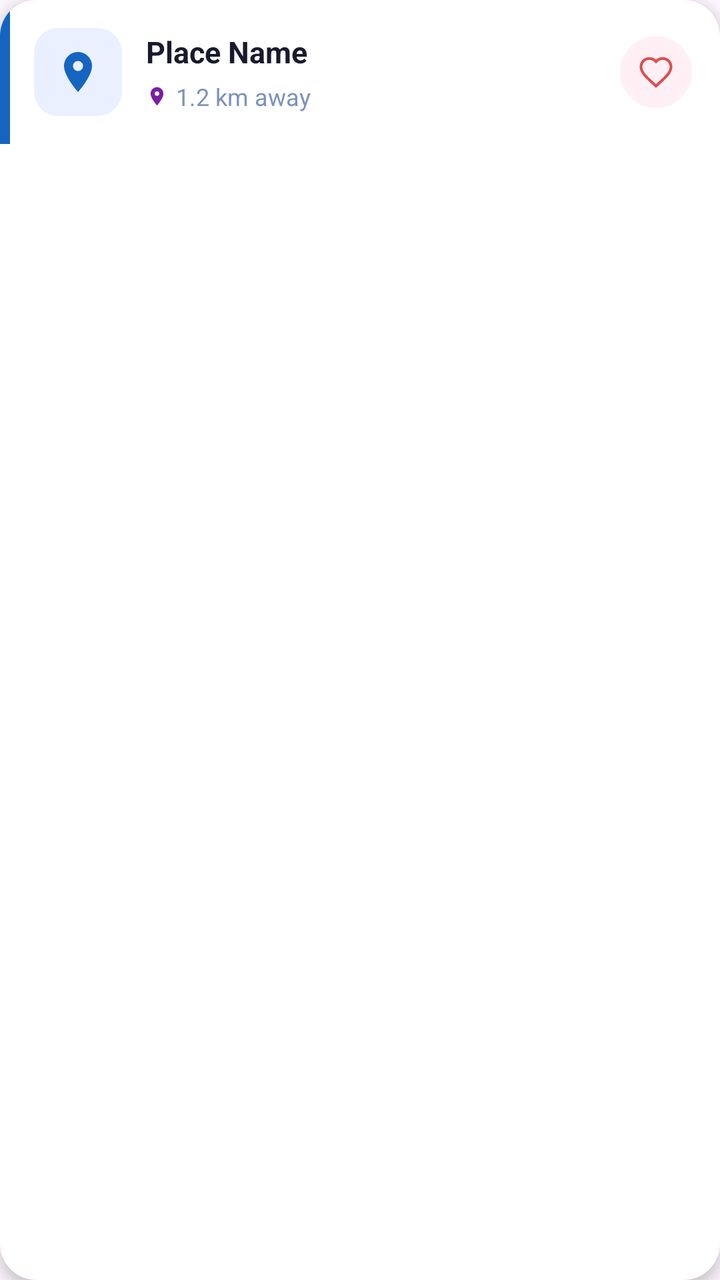
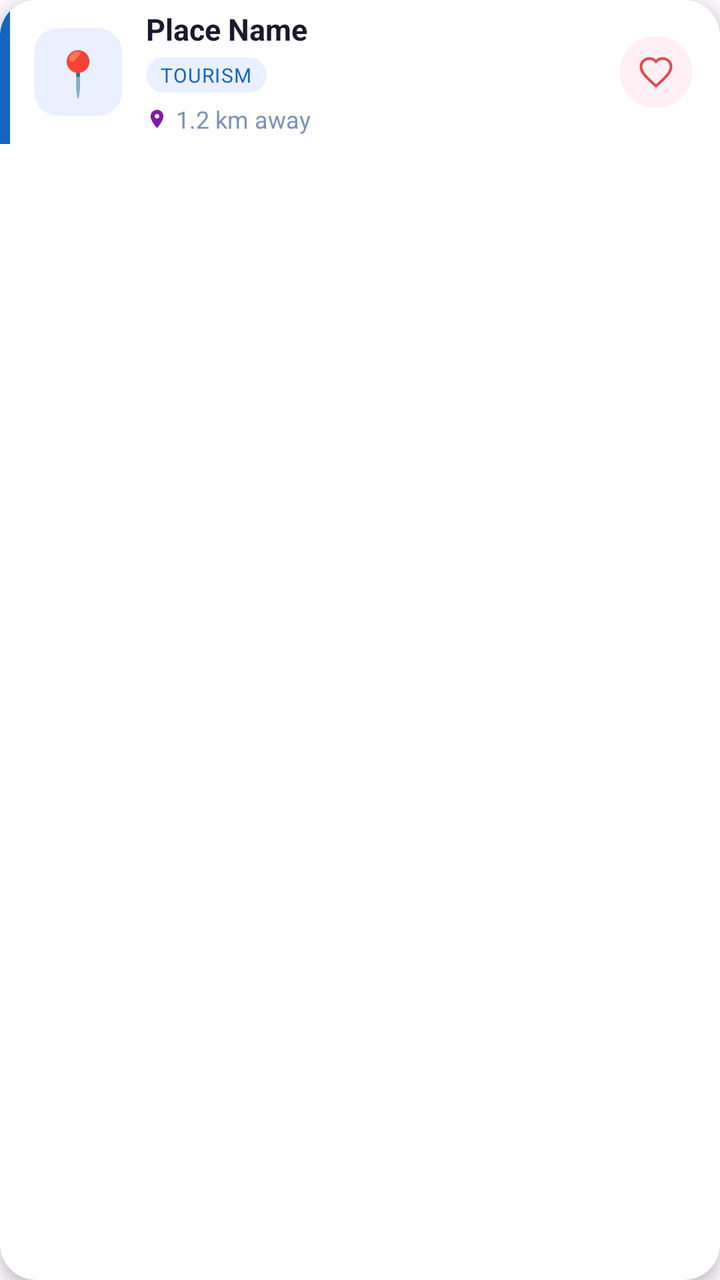

Two renders of the same Android screen: before a commit and after it. Below are the layout's source before the change and the commit's diff.
<!-- AndroidManifest.xml: application theme Theme.Drishya_Vani -->
<!-- res/layout/item_nearby_place.xml -->
<?xml version="1.0" encoding="utf-8"?>
<androidx.cardview.widget.CardView
    xmlns:android="http://schemas.android.com/apk/res/android"
    xmlns:app="http://schemas.android.com/apk/res-auto"
    android:layout_width="match_parent"
    android:layout_height="wrap_content"
    android:layout_marginBottom="12dp"
    android:clickable="true"
    android:focusable="true"
    android:foreground="?attr/selectableItemBackground"
    app:cardCornerRadius="18dp"
    app:cardElevation="4dp"
    app:cardBackgroundColor="#FFFFFF">

    <LinearLayout
        android:layout_width="match_parent"
        android:layout_height="wrap_content"
        android:orientation="horizontal"
        android:gravity="center_vertical">

        
        <View
            android:layout_width="5dp"
            android:layout_height="72dp"
            android:background="#1565C0" />

        
        <androidx.cardview.widget.CardView
            android:layout_width="44dp"
            android:layout_height="44dp"
            android:layout_marginStart="12dp"
            app:cardCornerRadius="12dp"
            app:cardElevation="0dp"
            app:cardBackgroundColor="#EAF0FF">

            <ImageView
                android:id="@+id/imgPlaceIcon"
                android:layout_width="match_parent"
                android:layout_height="match_parent"
                android:src="@drawable/ic_map_location"
                android:padding="10dp"
                android:scaleType="centerInside"
                android:contentDescription="Place icon"
                app:tint="#1565C0" />

        </androidx.cardview.widget.CardView>

        
        <LinearLayout
            android:layout_width="0dp"
            android:layout_height="wrap_content"
            android:layout_weight="1"
            android:orientation="vertical"
            android:paddingStart="12dp"
            android:paddingEnd="8dp">

            <TextView
                android:id="@+id/txtPlaceName"
                android:layout_width="wrap_content"
                android:layout_height="wrap_content"
                android:text="Place Name"
                android:textSize="15sp"
                android:textStyle="bold"
                android:textColor="#1A1A2E"
                android:maxLines="1"
                android:ellipsize="end" />

            <LinearLayout
                android:layout_width="wrap_content"
                android:layout_height="wrap_content"
                android:orientation="horizontal"
                android:gravity="center_vertical"
                android:layout_marginTop="4dp">

                <ImageView
                    android:layout_width="11dp"
                    android:layout_height="11dp"
                    android:src="@drawable/ic_map_location"
                    android:contentDescription="Distance"
                    app:tint="#7B1FA2" />

                <TextView
                    android:id="@+id/txtDistance"
                    android:layout_width="wrap_content"
                    android:layout_height="wrap_content"
                    android:text="1.2 km away"
                    android:textSize="12sp"
                    android:textColor="#7C93B8"
                    android:layout_marginStart="4dp" />

            </LinearLayout>

        </LinearLayout>

        
        <LinearLayout
            android:layout_width="36dp"
            android:layout_height="36dp"
            android:gravity="center"
            android:background="@drawable/bg_arrow_pink"
            android:layout_marginEnd="14dp">

            <ImageView
                android:id="@+id/imgFav"
                android:layout_width="18dp"
                android:layout_height="18dp"
                android:src="@drawable/ic_heart_outline"
                android:scaleType="fitCenter"
                android:contentDescription="Add to favourite"
                app:tint="#E24B4A" />

        </LinearLayout>

    </LinearLayout>

</androidx.cardview.widget.CardView>
<!-- resources referenced by this layout -->
<resources>
  <!-- drawable bg_arrow_pink (drawable) -->
  <?xml version="1.0" encoding="utf-8"?>
  <shape xmlns:android="http://schemas.android.com/apk/res/android"
      android:shape="oval">
      <solid android:color="#FFF0F5" />
  </shape>
  <!-- drawable ic_heart_outline (drawable) -->
  <?xml version="1.0" encoding="utf-8"?>
  <vector xmlns:android="http://schemas.android.com/apk/res/android"
      android:width="24dp"
      android:height="24dp"
      android:viewportWidth="24"
      android:viewportHeight="24">
      <path
          android:fillColor="@android:color/transparent"
          android:strokeColor="#FF6D8C"
          android:strokeWidth="1.8"
          android:pathData="M12,21.35L10.55,20.03C5.4,15.36 2,12.28 2,8.5C2,5.42 4.42,3 7.5,3C9.24,3 10.91,3.81 12,5.09C13.09,3.81 14.76,3 16.5,3C19.58,3 22,5.42 22,8.5C22,12.28 18.6,15.36 13.45,20.03L12,21.35Z" />
  </vector>
  <!-- drawable ic_map_location (drawable) -->
  <vector xmlns:android="http://schemas.android.com/apk/res/android" android:height="24dp" android:tint="#0D47A1" android:viewportHeight="24" android:viewportWidth="24" android:width="24dp">
        
      <path android:fillColor="@android:color/white" android:pathData="M12,2C8.13,2 5,5.13 5,9c0,5.25 7,13 7,13s7,-7.75 7,-13c0,-3.87 -3.13,-7 -7,-7zM12,11.5c-1.38,0 -2.5,-1.12 -2.5,-2.5s1.12,-2.5 2.5,-2.5 2.5,1.12 2.5,2.5 -1.12,2.5 -2.5,2.5z"/>
      
  </vector>
  <style name="Theme.Drishya_Vani" parent="Base.Theme.Drishya_Vani" />
  <style name="Base.Theme.Drishya_Vani" parent="Theme.Material3.DayNight.NoActionBar">
          
          
      </style>
</resources>

<!-- the commit's change to res/layout/item_nearby_place.xml (unified diff, before → after) -->
@@ -25,6 +25,7 @@
             android:background="#1565C0" />
 
         
+        
         <androidx.cardview.widget.CardView
             android:layout_width="44dp"
             android:layout_height="44dp"
@@ -33,15 +34,14 @@
             app:cardElevation="0dp"
             app:cardBackgroundColor="#EAF0FF">
 
-            <ImageView
-                android:id="@+id/imgPlaceIcon"
+            <TextView
+                android:id="@+id/txtPlaceEmoji"
                 android:layout_width="match_parent"
                 android:layout_height="match_parent"
-                android:src="@drawable/ic_map_location"
-                android:padding="10dp"
-                android:scaleType="centerInside"
-                android:contentDescription="Place icon"
-                app:tint="#1565C0" />
+                android:text="📍"
+                android:textSize="22sp"
+                android:gravity="center"
+                android:contentDescription="Place icon" />
 
         </androidx.cardview.widget.CardView>
 
@@ -65,12 +65,30 @@
                 android:maxLines="1"
                 android:ellipsize="end" />
 
+            
+            <TextView
+                android:id="@+id/txtPlaceType"
+                android:layout_width="wrap_content"
+                android:layout_height="wrap_content"
+                android:text="Tourism"
+                android:textSize="10sp"
+                android:textColor="#1565C0"
+                android:textAllCaps="true"
+                android:letterSpacing="0.05"
+                android:paddingStart="7dp"
+                android:paddingEnd="7dp"
+                android:paddingTop="2dp"
+                android:paddingBottom="2dp"
+                android:layout_marginTop="4dp"
+                android:background="@drawable/bg_type_pill" />
+
+            
             <LinearLayout
                 android:layout_width="wrap_content"
                 android:layout_height="wrap_content"
                 android:orientation="horizontal"
                 android:gravity="center_vertical"
-                android:layout_marginTop="4dp">
+                android:layout_marginTop="5dp">
 
                 <ImageView
                     android:layout_width="11dp"
<!-- resource entries referenced after the edit -->
@@ -5,6 +5,13 @@
   <shape xmlns:android="http://schemas.android.com/apk/res/android"
       android:shape="oval">
       <solid android:color="#FFF0F5" />
+  </shape>
+  <!-- drawable bg_type_pill (drawable) -->
+  <?xml version="1.0" encoding="utf-8"?>
+  <shape xmlns:android="http://schemas.android.com/apk/res/android"
+      android:shape="rectangle">
+      <solid android:color="#EAF0FF" />
+      <corners android:radius="20dp" />
   </shape>
   <!-- drawable ic_heart_outline (drawable) -->
   <?xml version="1.0" encoding="utf-8"?>
